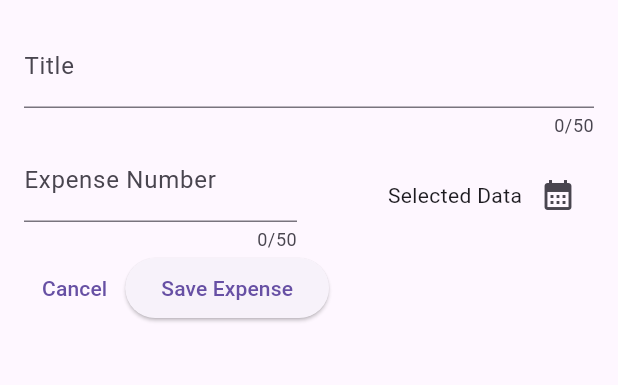
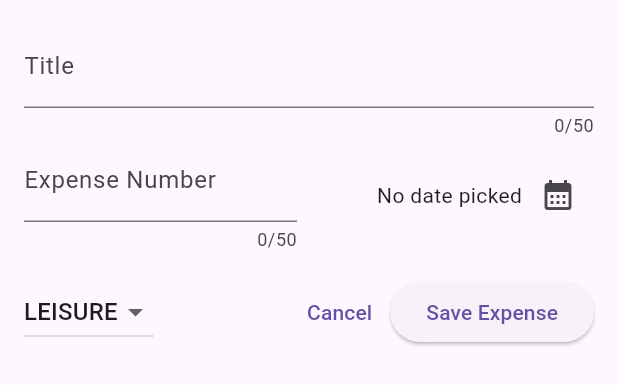
Before and after one commit to sirQuiz/expenses_tracker, a Flutter app: the NewExpense widget shown alone on an empty page, opened directly, on a phone screen of 412 x 824 dp. Shown: the top 385 px of the screen. Run offline on Flutter 3.47's test engine with Material 3 defaults, Android fonts, the phone set to English and light mode, and no system bars.

Commit message:
added dropdown values (edit, save, default)

```diff
--- a/lib/widgets/new_expense.dart
+++ b/lib/widgets/new_expense.dart
@@ -1,5 +1,5 @@
 import 'package:flutter/material.dart';
-
+import 'package:expense_tracker/models/expense.dart';
 class NewExpense extends StatefulWidget {
   const NewExpense({super.key});
 
@@ -10,20 +10,26 @@ class NewExpense extends StatefulWidget {
 }
 
 class _NewExpense extends State<NewExpense> {
-  final _enteredTitle = TextEditingController();
+  final _enteredTitle  = TextEditingController();
   final _expenseNumber = TextEditingController();
+  DateTime? _selectedDate;
+  Category _selectedCategory = Category.leisure;
 
-  void _presentDatePicker() {
+  void _presentDatePicker() async {
     final now       = DateTime.now();
     final firstDate = DateTime(now.year - 1, now.month, now.day);
     // final lastDate  = DateTime(now.year + 1, now.month, now.day);
 
-    showDatePicker(
+    var pickedDate = await showDatePicker(
       context: context,
       initialDate: now,
       firstDate: firstDate,
       lastDate: now,
     );
+
+    setState(() {
+      _selectedDate = pickedDate;
+    });
   }
 
   @override
@@ -65,7 +71,11 @@ class _NewExpense extends State<NewExpense> {
                 child: Row(
                   mainAxisAlignment: MainAxisAlignment.end,
                   children: [
-                    const Text('Selected Data'),
+                    Text(
+                      _selectedDate == null
+                          ? 'No date picked'
+                          : formatter.format(_selectedDate!),
+                    ),
                     IconButton(
                       onPressed: _presentDatePicker,
                       icon: const Icon(Icons.calendar_month),
@@ -75,8 +85,31 @@ class _NewExpense extends State<NewExpense> {
               ),
             ],
           ),
+          const SizedBox(
+            height: 16,
+          ),
           Row(
             children: [
+              DropdownButton(
+                value: _selectedCategory,
+                items: Category.values.map(
+                  (category) =>
+                    DropdownMenuItem(
+                      value: category,
+                      child: Text(category.name.toUpperCase()),
+                  ),
+                ).toList(),
+                onChanged: (value) {
+                  if(value == null) {
+                    return;
+                  }
+
+                  setState(() {
+                    _selectedCategory = value;
+                  });
+                },
+              ),
+              const Spacer(),
               TextButton(
                 onPressed: () {
                   Navigator.pop(context);
```
